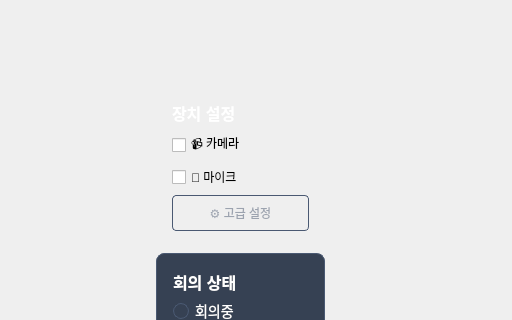
Above: lobby.ui from JustTALK-veda/Client_QT before the change; both pictures show x 542 to 1054 and y 108 to 428 of the 1054 by 676 pixel window. Below: the same form after it.
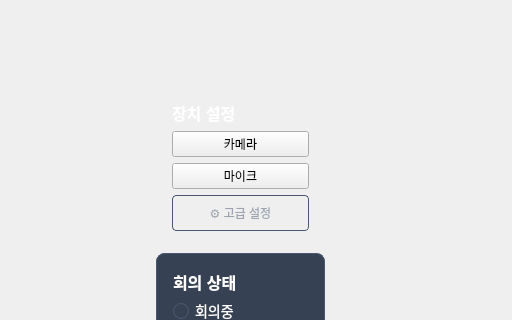
That is the form after the change. Icons and pictures are not drawn. Custom widgets are drawn as their Qt base class.

Commit message: feat: add lobby buttons connect

```diff
--- a/lobby.ui
+++ b/lobby.ui
@@ -238,22 +238,30 @@
                  </widget>
                 </item>
                 <item>
-                 <widget class="QCheckBox" name="videoToggle">
+                 <widget class="QPushButton" name="cameraToggleButton">
                   <property name="text">
-                   <string>📹 카메라</string>
+                   <string>카메라</string>
                   </property>
-                  <property name="checked">
-                   <bool>false</bool>
+                  <property name="icon">
+                   <iconset resource="Resources.qrc">
+                    <normaloff>:/Image/config/video_off.png</normaloff>:/Image/config/video_off.png</iconset>
+                  </property>
+                  <property name="checkable">
+                   <bool>true</bool>
                   </property>
                  </widget>
                 </item>
                 <item>
-                 <widget class="QCheckBox" name="audioToggle">
+                 <widget class="QPushButton" name="micToggleButton">
                   <property name="text">
-                   <string>🎤 마이크</string>
+                   <string>마이크</string>
                   </property>
-                  <property name="checked">
-                   <bool>false</bool>
+                  <property name="icon">
+                   <iconset resource="Resources.qrc">
+                    <normaloff>:/Image/config/mic_off.png</normaloff>:/Image/config/mic_off.png</iconset>
+                  </property>
+                  <property name="checkable">
+                   <bool>true</bool>
                   </property>
                  </widget>
                 </item>
```
Left out of the diff: 4 changed lines with no effect on the pictures. The commit also changes 1 other file.
